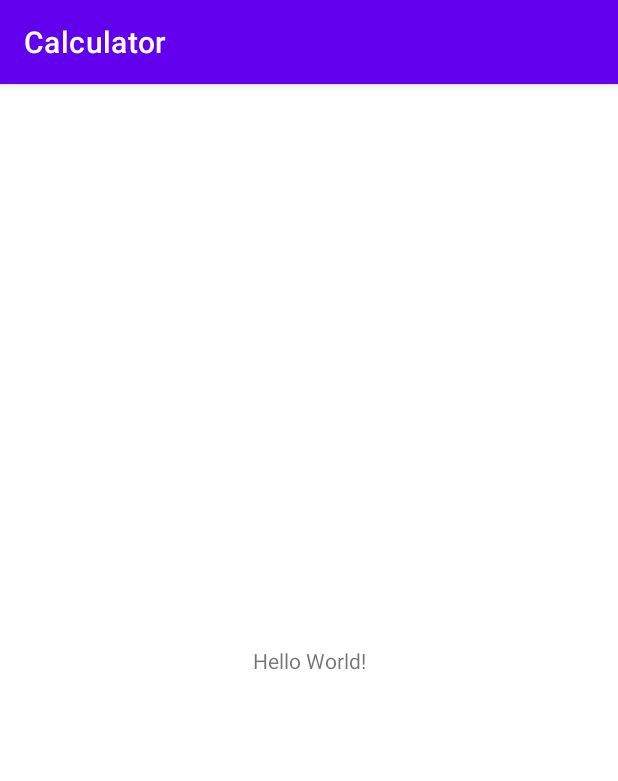
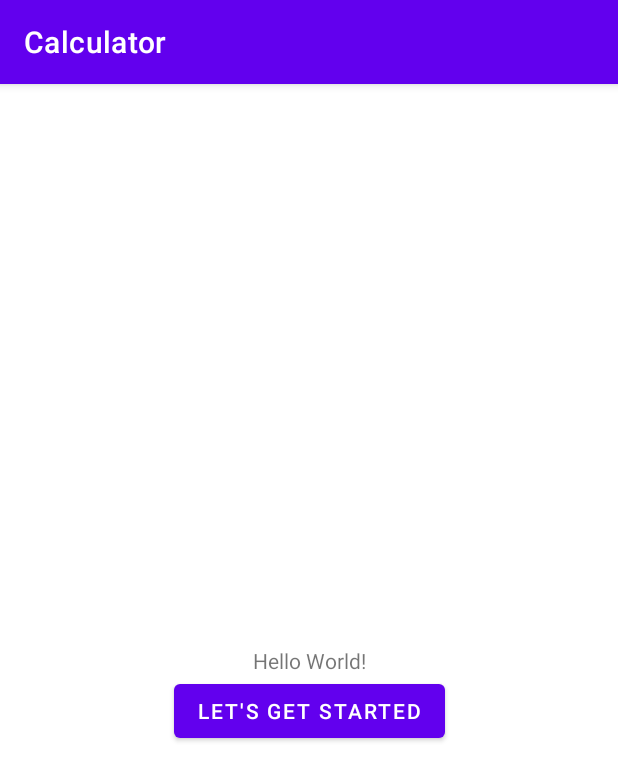
Before and after one commit to TyGBenjamin/Kotlin_Calculator, an Android app: the screen it shows after launch (MainActivity), on a phone screen of 412 x 824 dp. Shown: the top 781 px of the screen. Run offline under Robolectric (Android 15) with nearby library versions, the phone set to English and light mode, and no system bars.

Commit message:
created portrait ui

```diff
--- a/app/src/main/AndroidManifest.xml
+++ b/app/src/main/AndroidManifest.xml
@@ -14,6 +14,9 @@
         android:theme="@style/Theme.Calculator"
         tools:targetApi="31">
         <activity
+            android:name=".CalculatorActivity"
+            android:exported="false" />
+        <activity
             android:name=".MainActivity"
             android:exported="true">
             <intent-filter>
--- a/app/src/main/java/com/rave/calculator/MainActivity.kt
+++ b/app/src/main/java/com/rave/calculator/MainActivity.kt
@@ -1,11 +1,34 @@
 package com.rave.calculator
 
+import android.content.Intent
 import androidx.appcompat.app.AppCompatActivity
 import android.os.Bundle
+import android.util.Log
+import android.widget.Button
 
-class MainActivity : AppCompatActivity() {
+interface MyFace {
+    fun doStuff()
+}
+
+class MainActivity : AppCompatActivity(), MyFace {
     override fun onCreate(savedInstanceState: Bundle?) {
         super.onCreate(savedInstanceState)
         setContentView(R.layout.activity_main)
+        val letGetStartedButton = findViewById<Button>(R.id.btn_lets_get_started)
+
+        val calculatorIntent = Intent(applicationContext, CalculatorActivity::class.java)
+
+        letGetStartedButton.setOnClickListener {
+            Log.d(TAG, "onCreate: let's get started button clicked")
+            startActivity(calculatorIntent)
+        }
+    }
+
+    companion object {
+        const val TAG = "MainActivityLogger"
+    }
+
+    override fun doStuff() {
+        TODO("Not yet implemented")
     }
 }
--- a/app/src/main/res/layout/activity_main.xml
+++ b/app/src/main/res/layout/activity_main.xml
@@ -7,6 +7,7 @@
     tools:context=".MainActivity">
 
     <TextView
+        android:id="@+id/tv_hello"
         android:layout_width="wrap_content"
         android:layout_height="wrap_content"
         android:text="Hello World!"
@@ -15,4 +16,14 @@
         app:layout_constraintStart_toStartOf="parent"
         app:layout_constraintTop_toTopOf="parent" />
 
+    <Button
+        android:id="@+id/btn_lets_get_started"
+        android:layout_width="wrap_content"
+        android:layout_height="wrap_content"
+        android:text="@string/let_s_get_started"
+        app:layout_constraintEnd_toEndOf="parent"
+        app:layout_constraintStart_toStartOf="parent"
+        app:layout_constraintTop_toBottomOf="@+id/tv_hello" />
+
+
 </androidx.constraintlayout.widget.ConstraintLayout>
--- a/app/src/main/res/values/strings.xml
+++ b/app/src/main/res/values/strings.xml
@@ -1,3 +1,6 @@
 <resources>
     <string name="app_name">Calculator</string>
+    <string name="let_s_get_started">Let\'s Get Started</string>
+    <string name="hello_world">Hello, world!</string>
+    <string name="change_stuff">Change stuff</string>
 </resources>
--- a/build.gradle
+++ b/build.gradle
@@ -2,7 +2,7 @@
 plugins {
     id 'com.android.application' version '7.2.0' apply false
     id 'com.android.library' version '7.2.0' apply false
-    id 'org.jetbrains.kotlin.android' version '1.7.0' apply false
+    id 'org.jetbrains.kotlin.android' version '1.7.10' apply false
 }
 
 task clean(type: Delete) {
```
Also changed, not shown: app/src/main/java/com/rave/calculator/CalculatorActivity.kt (added, +27 -0 lines), app/src/main/res/layout/activity_calculator.xml (added, +104 -0 lines).
